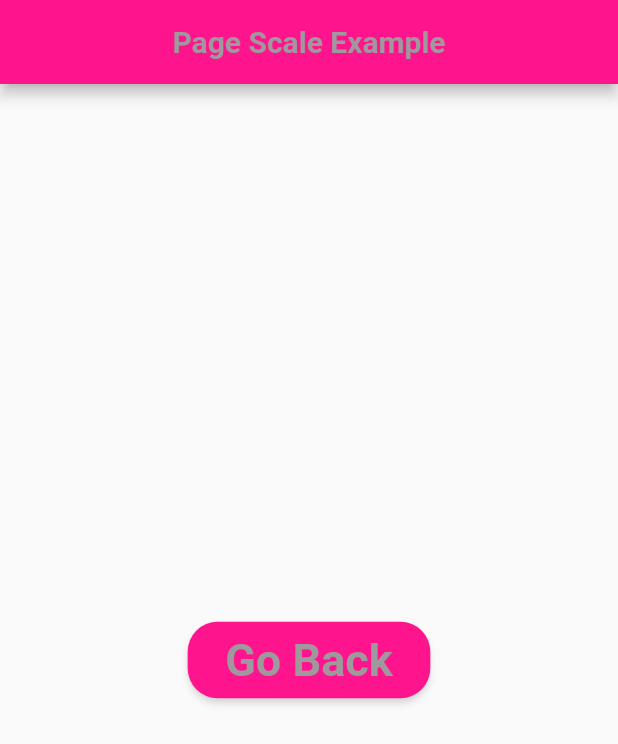
After one commit to esraa-mohamad/examples_learning_animation, a Flutter app: the PageTransitionHomeView screen opened directly, after a tap on "Page Scale Example", on a phone screen of 412 x 824 dp. The commit adds this screen. Shown: the top 744 px of the screen. Run offline on Flutter 3.47's test engine with Material 2 defaults, Android fonts, the light colour scheme and no system bars; our stand-ins replace animated_background.

Commit message:
page scale

```diff
--- /dev/null
+++ b/lib/view/page_transition_animation/animation_componants/page_scale_transition_component.dart
@@ -0,0 +1,37 @@
+import 'package:flutter/cupertino.dart';
+
+class PageScaleTransitionComponent extends PageRouteBuilder
+{
+
+  final dynamic page;
+
+  PageScaleTransitionComponent({this.page}) : super(
+      pageBuilder: (context,animation,secondaryAnimation)=>page ,
+      transitionsBuilder: (context,animation,secondaryAnimation,child){
+
+        // var begin = 0.0;
+        // var end = 1.0 ;
+        //
+        // var  tween = Tween(begin: begin, end: end);
+        //
+        // var curvedAnimation = CurvedAnimation(
+        //     parent: animation,
+        //     curve: Curves.easeInCirc
+        // );
+
+        var animationCurve = Tween<double>(
+          begin: 0.5 , end:  1 ,).animate(
+          CurvedAnimation(
+              parent: animation,
+              curve: Curves.easeInCirc
+          )
+        );
+
+        return ScaleTransition(
+            scale: animationCurve,
+            child: child,
+        );
+      }
+  );
+
+}
--- /dev/null
+++ b/lib/view/page_transition_animation/page_scale_ex.dart
@@ -0,0 +1,53 @@
+import 'package:flutter/material.dart';
+
+import '../../components/const.dart';
+
+class PageScaleExample extends StatelessWidget {
+  const PageScaleExample({super.key});
+
+  @override
+  Widget build(BuildContext context) {
+    return Scaffold(
+      appBar:  AppBar(
+        automaticallyImplyLeading: false,
+        backgroundColor: pinkColor,
+        title:  const Text(
+          'Page Scale Example',
+          style: TextStyle(
+            color: grayColor,
+            fontWeight: FontWeight.bold,
+            fontSize: 20,
+          ),
+        ),
+        centerTitle: true,
+      ),
+      body: Center(
+        child: ElevatedButton(
+          onPressed: ()
+          {
+            Navigator.pop(context);
+          },
+          style: ElevatedButton.styleFrom(
+              padding: const EdgeInsets.symmetric(
+                horizontal: 25,
+                vertical: 8,
+              ),
+              shadowColor: const Color(0xffFBF8FB),
+              backgroundColor: pinkColor,
+              shape: RoundedRectangleBorder(
+                  borderRadius: BorderRadius.circular(20)
+              )
+          ),
+          child: const Text(
+            'Go Back',
+            style: TextStyle(
+              fontWeight: FontWeight.bold,
+              fontSize: 30,
+              color: grayColor,
+            ),
+          ),
+        ),
+      ),
+    );
+  }
+}
--- a/lib/view/page_transition_animation/page_transition_view.dart
+++ b/lib/view/page_transition_animation/page_transition_view.dart
@@ -1,9 +1,9 @@
-import 'package:examples_animation/components/page_fade_transition_component.dart';
+import 'package:examples_animation/view/page_transition_animation/animation_componants/page_fade_transition_component.dart';
+import 'package:examples_animation/view/page_transition_animation/animation_componants/page_scale_transition_component.dart';
 import 'package:examples_animation/view/page_transition_animation/page_fade_ex.dart';
-import 'package:examples_animation/widget/second_button.dart';
+import 'package:examples_animation/view/page_transition_animation/page_scale_ex.dart';
 import 'package:flutter/material.dart';
 import '../../components/const.dart';
-import '../../widget/button.dart';
 import '../../widget/third_button.dart';
 
 
@@ -32,7 +32,7 @@ class PageTransitionHomeView extends StatelessWidget {
         child: ListView(
           children:
            [
-            ThirdButtonElevated(
+              ThirdButtonElevated(
                 title: 'Page Fade Example',
                 page: (){
                   Navigator.of(context).push(PageFadeTransitionComponent(
@@ -40,7 +40,15 @@ class PageTransitionHomeView extends StatelessWidget {
                   );
                 },
             ),
-                ]
+              ThirdButtonElevated(
+               title: 'Page Scale Example',
+               page: (){
+                 Navigator.of(context).push(PageScaleTransitionComponent(
+                     page:const PageScaleExample())
+                 );
+               },
+             ),
+           ]
         ),
       ),
     );
```
Also changed, not shown: lib/view/page_transition_animation/animation_componants/page_fade_transition_component.dart (renamed from lib/components/page_fade_transition_component.dart).
